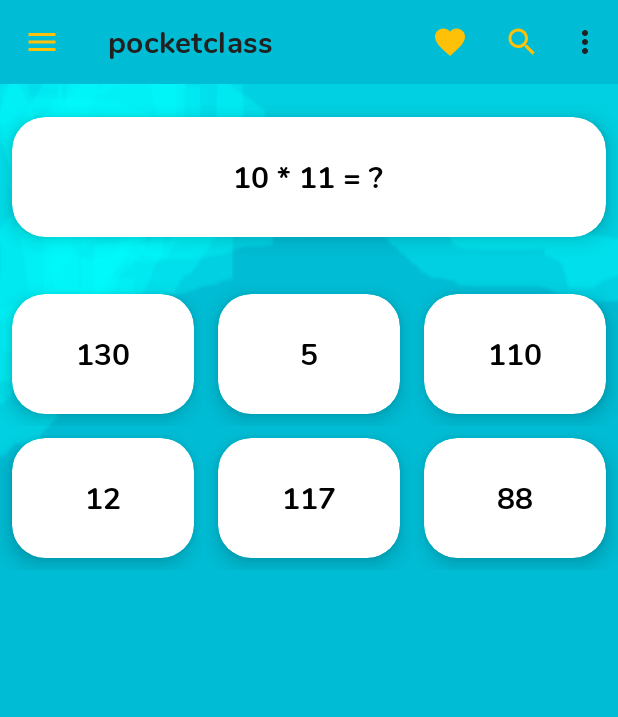
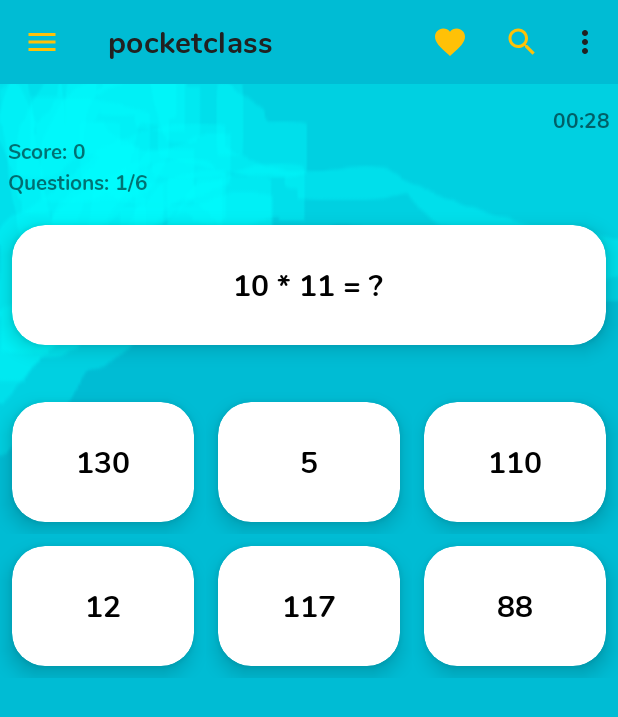
Before and after one commit to vincentstanislav/pocketclass, an Android app: the MathMultiplication screen opened directly, with no data from a screen before it, after a tap on "ZAČNI", on a phone screen of 412 x 824 dp. Shown: the top 717 px of the screen. Run offline under Robolectric (Android 15) with nearby library versions, the phone set to English and light mode, and no system bars; libraries missing offline, so code that uses them is left out: android.net.sip.

Commit message:
counter, score, timer

```diff
--- a/app/build.gradle
+++ b/app/build.gradle
@@ -8,8 +8,8 @@ android {
         applicationId "com.gloxeer.pocketclass"
         minSdkVersion 16
         targetSdkVersion 30
-        versionCode 3
-        versionName "3.0"
+        versionCode 4
+        versionName "3.1"
 
         testInstrumentationRunner "androidx.test.runner.AndroidJUnitRunner"
     }
--- a/app/src/main/AndroidManifest.xml
+++ b/app/src/main/AndroidManifest.xml
@@ -10,8 +10,8 @@
         android:roundIcon="@drawable/ic_baseline_fingerprint_24"
         android:supportsRtl="true"
         android:theme="@style/AppTheme"
-        android:versionCode="2"
-        android:versionName="2.0">
+        android:versionCode="4"
+        android:versionName="3.1">
         <activity android:name=".MathMultiplication"/>
         <!--<activity android:name=".MathActivity" />-->
         <activity android:name=".MathActivity">
--- a/app/src/main/java/com/gloxeer/pocketclass/MathMultiplication.java
+++ b/app/src/main/java/com/gloxeer/pocketclass/MathMultiplication.java
@@ -4,9 +4,11 @@ import androidx.appcompat.app.AppCompatActivity;
 import androidx.cardview.widget.CardView;
 
 import android.content.Intent;
+import android.content.res.ColorStateList;
 import android.graphics.Color;
 import android.net.sip.SipSession;
 import android.os.Bundle;
+import android.os.CountDownTimer;
 import android.util.Log;
 import android.view.View;
 import android.widget.Button;
@@ -15,23 +17,37 @@ import android.widget.TextView;
 import android.widget.Toast;
 
 import java.util.ArrayList;
+import java.util.Locale;
 
 public class MathMultiplication extends AppCompatActivity implements View.OnClickListener{
 
     //declare variable
     private static final String TAG = "MMultiplicationActivity";
+    private static final long COUNTDOWN_IN_MILLIS = 30000;
     private static final int MAX = 15;
+
     private TextView cd1, cd2, cd3, cd4, cd5, cd6, result;
     private CardView ccd1, ccd2, ccd3, ccd4, ccd5, ccd6, cresult;
+    private int selectionId;
+    private int score = 0;
+    private int questionCnt = 0;
     int res, corAnswerPos, a, b;
+    private TextView textViewScore;
+    private TextView textViewQuestionCount;
     private Button nextButton;
     private ArrayList<Integer> arrList = new ArrayList<>();
     private GridLayout gl;
+    private CountDownTimer countDownTimer;
+    private TextView textViewCountDown;
+    private long timeLeftInMillis;
+    private ColorStateList textColorDefaultCD;
+
     MathRandomSix task;
     int clickCount;
     int questionsAmount = 6;
     int questionCounter = 0;
     boolean answered = false;
+
 
     @Override
     protected void onCreate(Bundle savedInstanceState) {
@@ -54,6 +70,12 @@ public class MathMultiplication extends AppCompatActivity implements View.OnClic
         ccd5 = findViewById(R.id.math_cd5);
         ccd6 = findViewById(R.id.math_cd6);
         cresult = findViewById(R.id.math_result);
+
+        textViewCountDown = findViewById(R.id.text_view_countdown);
+        textColorDefaultCD =textViewCountDown.getTextColors();
+
+        textViewQuestionCount = findViewById(R.id.text_view_questions_count);
+        textViewScore = findViewById(R.id.text_view_score);
 
         nextButton = findViewById(R.id.math_button);
         gl = findViewById(R.id.grid_layout);
@@ -78,6 +100,8 @@ public class MathMultiplication extends AppCompatActivity implements View.OnClic
                     showSolution();
                     answered = false;
                 } else {
+                    if (countDownTimer != null){   //cancel countdown in case the timer is running
+                        countDownTimer.cancel();}
                     questionCounter++;
                     nextQuestion();
                 }
@@ -90,24 +114,31 @@ public class MathMultiplication extends AppCompatActivity implements View.OnClic
         System.out.println("geID_start: " + String.valueOf(v.getId()));
 
         setDefaultColors();
+        selectionId = 0;
 
        switch (v.getId()) {
             case R.id.math_cd1:
                 ccd1.setCardBackgroundColor(Color.YELLOW);
+                selectionId = 1;
                 break;
             case R.id.math_cd2:
                 ccd2.setCardBackgroundColor(Color.YELLOW);
+                selectionId = 2;
                 break;
             case R.id.math_cd3:
                 ccd3.setCardBackgroundColor(Color.YELLOW);
+                selectionId = 3;
                 break;
             case R.id.math_cd4:
                 ccd4.setCardBackgroundColor(Color.YELLOW);
+                selectionId = 4;
                 break;
             case R.id.math_cd5:
+                selectionId = 5;
                 ccd5.setCardBackgroundColor(Color.YELLOW);
                 break;
             case R.id.math_cd6:
+                selectionId = 6;
                 ccd6.setCardBackgroundColor(Color.YELLOW);
                 break;
             default:
@@ -122,10 +153,15 @@ public class MathMultiplication extends AppCompatActivity implements View.OnClic
 
         nextButton.setVisibility(View.VISIBLE);
 
-        System.out.println("geID_finish: " + String.valueOf(v.getId()));
+        System.out.println("geID_finish: " + String.valueOf(selectionId));
+    }
+
+    private void scoreCount(){
+        if (selectionId == corAnswerPos) score++;
     }
 
     private void nextQuestion(){
+        questionCnt++;
         if (questionCounter == questionsAmount){
             finish();}
         else {
@@ -161,6 +197,7 @@ public class MathMultiplication extends AppCompatActivity implements View.OnClic
         }
         enableObjects(false);
         result.setText(a + " * " + b + " = " + String.valueOf(task.getResult()));
+        scoreCount();
         corAnswerPos = 0;
 
         if (questionCounter == questionsAmount-1){
@@ -168,6 +205,8 @@ public class MathMultiplication extends AppCompatActivity implements View.OnClic
         } else {
             nextButton.setText("DALŠÍ");
         }
+
+      // return results
     }
 
     private void setDefaultColors(){
@@ -182,6 +221,9 @@ public class MathMultiplication extends AppCompatActivity implements View.OnClic
     private void assignToLayoutFirst(){
         Log.d(TAG, "assignToLayoutFirst");
         // hide all the fields
+        score = 0;
+        questionCnt = 0;
+
         ccd1.setVisibility(View.GONE);
         ccd2.setVisibility(View.GONE);
         ccd3.setVisibility(View.GONE);
@@ -291,9 +333,60 @@ public class MathMultiplication extends AppCompatActivity implements View.OnClic
             nextButton.setText("ODPOVĚZ");
             nextButton.setVisibility(View.INVISIBLE);
             Toast.makeText(MathMultiplication.this,"Vyber správnou odpověď", Toast.LENGTH_SHORT).show();
+
+            textViewScore.setText("Score: "+String.valueOf(score));
+            textViewQuestionCount.setText("Questions: " + String.valueOf(questionCnt) + "/"+ String.valueOf(questionsAmount));
             //setEnabled(false);
         }
+
+        timeLeftInMillis = COUNTDOWN_IN_MILLIS;
+        startCountDown();
     }
+
+    private void startCountDown(){
+        countDownTimer = new CountDownTimer(timeLeftInMillis,1000) {
+            @Override
+            public void onTick(long millisUntilFinished) {
+                timeLeftInMillis = millisUntilFinished;
+                updateCountDownText();
+            }
+
+            @Override
+            public void onFinish() {
+                System.out.println("task: " + String.valueOf("Finish!"));
+                timeLeftInMillis = 0;
+                updateCountDownText();
+                showSolution();
+                nextButton.setText("DALŠi");
+                nextButton.setEnabled(true);
+                nextButton.setVisibility(View.VISIBLE);
+            }
+        }.start();
+    }
+
+    private void updateCountDownText(){
+        int minutes = (int) (timeLeftInMillis / 1000) / 60;
+        int seconds = (int) (timeLeftInMillis / 1000) % 60;
+
+        String timeFormatted = String.format(Locale.getDefault(),   "%02d:%02d", minutes, seconds);
+
+        textViewCountDown.setText(timeFormatted);
+
+        if (timeLeftInMillis < 10000){
+            textViewCountDown.setTextColor(Color.RED);
+        } else {
+            textViewCountDown.setTextColor(textColorDefaultCD);
+        }
+
+    }
+
+   /* @Override
+    protected void onDestroy() {
+        super.onDestroy();
+        if (countDownTimer != null){
+            countDownTimer.cancel();
+        }
+    }*/
 
     /*private void finishMultiplacation() {
         Intent intent = new Intent();
--- a/app/src/main/res/layout/activity_math_multiplication.xml
+++ b/app/src/main/res/layout/activity_math_multiplication.xml
@@ -35,9 +35,38 @@
             android:layout_width="match_parent"
             android:layout_height="wrap_content"
             android:columnCount="3"
-            android:rowCount="3"
+            android:rowCount="5"
             android:layout_marginTop="70dp"
             android:orientation="horizontal">
+
+            <com.google.android.material.textview.MaterialTextView
+                android:id="@+id/text_view_countdown"
+                android:layout_height="wrap_content"
+                android:layout_width="match_parent"
+                android:text="0:30"
+                android:layout_columnSpan="3"
+                android:gravity="right"
+                android:paddingRight="5dp"
+                />
+
+            <com.google.android.material.textview.MaterialTextView
+                android:id="@+id/text_view_score"
+                android:layout_height="wrap_content"
+                android:layout_width="match_parent"
+                android:text="Score: 2"
+                android:layout_columnSpan="3"
+                android:paddingLeft="5dp"
+                />
+
+            <com.google.android.material.textview.MaterialTextView
+                android:id="@+id/text_view_questions_count"
+                android:layout_height="wrap_content"
+                android:layout_width="match_parent"
+                android:text="Questions: 1/5"
+                android:layout_columnSpan="3"
+                android:paddingLeft="5dp"
+                android:paddingBottom="10dp"
+                />
 
             <com.google.android.material.card.MaterialCardView
                 android:id="@+id/math_result"
```
Also changed, not shown: 1 other file.
